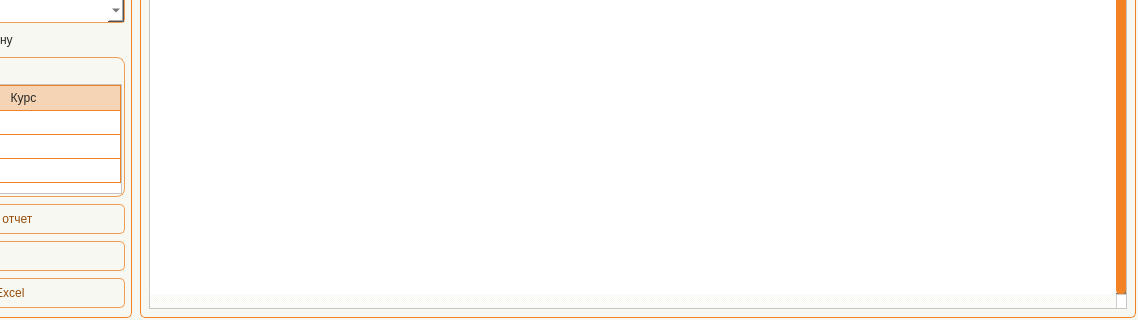
Before: the Qt Designer form app/ui/windows/price_reports.ui in Masik84/Procurement_app, drawn with Qt 5; both pictures show x 194 to 1332 and y 503 to 823 of the 1332 by 823 pixel window.
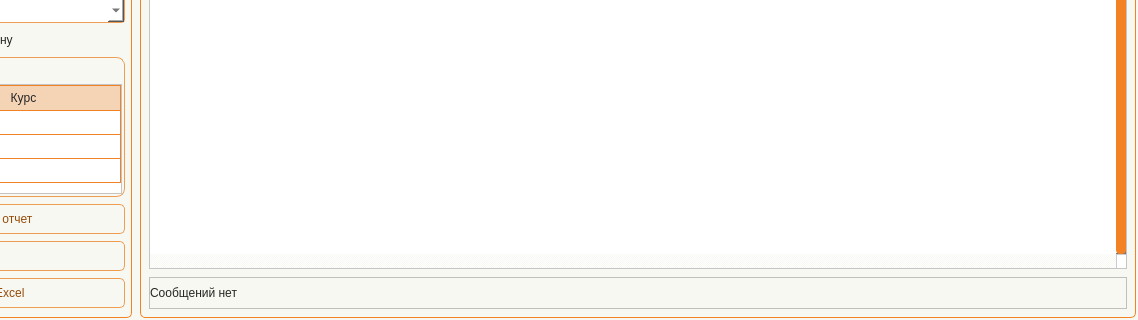
After: the same form once the commit is applied. Icons and pictures are not drawn.

Patch:
```diff
--- a/app/ui/windows/price_reports.ui
+++ b/app/ui/windows/price_reports.ui
@@ -772,6 +772,52 @@
               <row/>
              </widget>
             </item>
+            <item>
+             <widget class="QFrame" name="frame_2">
+              <property name="minimumSize">
+               <size>
+                <width>0</width>
+                <height>32</height>
+               </size>
+              </property>
+              <property name="maximumSize">
+               <size>
+                <width>16777215</width>
+                <height>32</height>
+               </size>
+              </property>
+              <property name="frameShape">
+               <enum>QFrame::Shape::StyledPanel</enum>
+              </property>
+              <property name="frameShadow">
+               <enum>QFrame::Shadow::Raised</enum>
+              </property>
+              <layout class="QHBoxLayout" name="horizontalLayout_3">
+               <property name="spacing">
+                <number>0</number>
+               </property>
+               <property name="leftMargin">
+                <number>0</number>
+               </property>
+               <property name="topMargin">
+                <number>0</number>
+               </property>
+               <property name="rightMargin">
+                <number>0</number>
+               </property>
+               <property name="bottomMargin">
+                <number>0</number>
+               </property>
+               <item>
+                <widget class="QLabel" name="label_msg">
+                 <property name="text">
+                  <string>Сообщений нет</string>
+                 </property>
+                </widget>
+               </item>
+              </layout>
+             </widget>
+            </item>
            </layout>
           </widget>
          </item>
```
